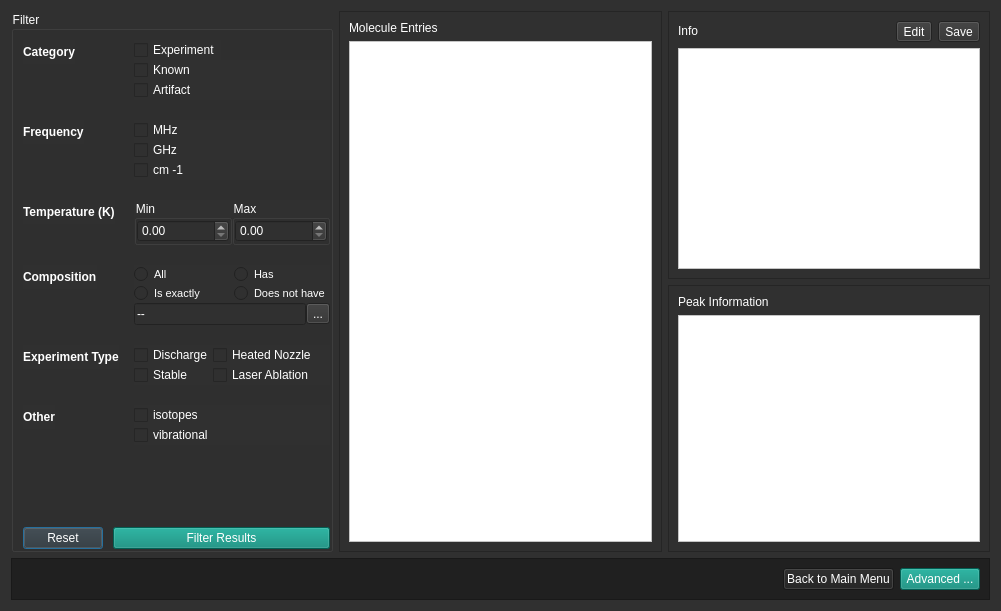
First picture: the form in app/dialogs/frames/manage_database.ui, repository jnicoleoliveira/SPECData, before the edit.
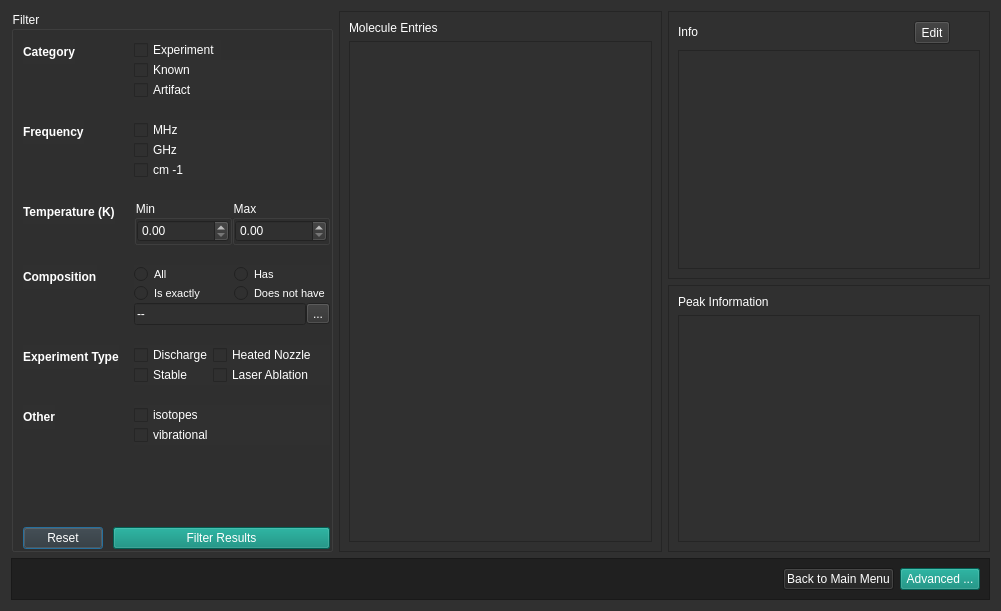
Second picture: the form after the edit.

Commit message: --manage database added functionality -- made edits to main_graph.ui design

```diff
--- a/app/dialogs/frames/manage_database.ui
+++ b/app/dialogs/frames/manage_database.ui
@@ -49,8 +49,7 @@
        <item row="1" column="0">
         <widget class="QTableWidget" name="peak_table">
          <property name="styleSheet">
-          <string notr="true">background-color: rgb(255, 255, 255);
-color: rgb(0, 0, 0);</string>
+          <string notr="true"/>
          </property>
         </widget>
        </item>
@@ -82,8 +81,7 @@
        <item row="1" column="0">
         <widget class="QTableWidget" name="molecules_table">
          <property name="styleSheet">
-          <string notr="true">background-color: rgb(255, 255, 255);
-color: rgb(0, 0, 0);</string>
+          <string notr="true"/>
          </property>
         </widget>
        </item>
@@ -113,7 +111,14 @@
        </rect>
       </property>
       <layout class="QGridLayout" name="gridLayout_2">
-       <item row="0" column="0">
+       <item row="2" column="0">
+        <widget class="QTableWidget" name="info_table">
+         <property name="styleSheet">
+          <string notr="true"/>
+         </property>
+        </widget>
+       </item>
+       <item row="1" column="0">
         <layout class="QHBoxLayout" name="horizontalLayout_2">
          <item>
           <widget class="QLabel" name="label_6">
@@ -142,28 +147,17 @@
           </widget>
          </item>
          <item>
-          <widget class="QToolButton" name="toolButton_3">
-           <property name="maximumSize">
-            <size>
-             <width>16777215</width>
-             <height>30</height>
-            </size>
-           </property>
+          <widget class="QToolButton" name="delete_btn">
            <property name="text">
-            <string>Save</string>
+            <string/>
+           </property>
+           <property name="autoRaise">
+            <bool>true</bool>
            </property>
           </widget>
          </item>
         </layout>
        </item>
-       <item row="1" column="0">
-        <widget class="QTableWidget" name="info_table">
-         <property name="styleSheet">
-          <string notr="true">background-color: rgb(255, 255, 255);
-color: rgb(0, 0, 0);</string>
-         </property>
-        </widget>
-       </item>
       </layout>
      </widget>
     </widget>
```
Left out of the diff: 2 changed lines with no effect on the pictures. The commit also changes 10 other files.
